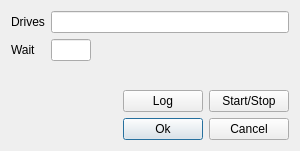
The window that assets/ui/settings_dialog.ui (joaonc/hd_active) describes before a commit, drawn with Qt 5.
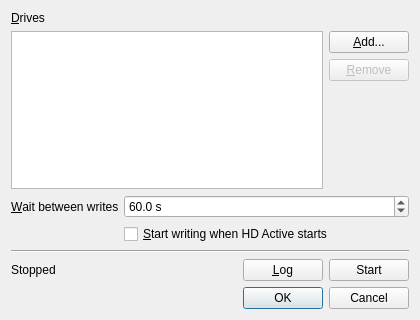
The same window after the commit. Icons and pictures are not drawn.

Diff of the .ui file:
```diff
--- a/assets/ui/settings_dialog.ui
+++ b/assets/ui/settings_dialog.ui
@@ -6,22 +6,10 @@
    <rect>
     <x>0</x>
     <y>0</y>
-    <width>300</width>
-    <height>151</height>
+    <width>420</width>
+    <height>320</height>
    </rect>
   </property>
-  <property name="minimumSize">
-   <size>
-    <width>300</width>
-    <height>150</height>
-   </size>
-  </property>
-  <property name="maximumSize">
-   <size>
-    <width>800</width>
-    <height>300</height>
-   </size>
-  </property>
   <property name="windowTitle">
    <string>HD Active</string>
   </property>
@@ -31,62 +19,118 @@
   </property>
   <layout class="QVBoxLayout" name="verticalLayout">
    <item>
-    <layout class="QGridLayout" name="gridLayout">
-     <property name="sizeConstraint">
-      <enum>QLayout::SizeConstraint::SetDefaultConstraint</enum>
+    <widget class="QLabel" name="drives_label">
+     <property name="text">
+      <string>&amp;Drives</string>
      </property>
+     <property name="buddy">
+      <cstring>drives_list</cstring>
+     </property>
+    </widget>
+   </item>
+   <item>
+    <layout class="QHBoxLayout" name="drives_layout">
+     <item>
+      <widget class="QListWidget" name="drives_list">
+       <property name="selectionMode">
+        <enum>QAbstractItemView::SelectionMode::ExtendedSelection</enum>
+       </property>
+      </widget>
+     </item>
+     <item>
+      <layout class="QVBoxLayout" name="drives_buttons_layout">
+       <item>
+        <widget class="QPushButton" name="add_drive_button">
+         <property name="text">
+          <string>&amp;Add...</string>
+         </property>
+        </widget>
+       </item>
+       <item>
+        <widget class="QPushButton" name="remove_drive_button">
+         <property name="enabled">
+          <bool>false</bool>
+         </property>
+         <property name="text">
+          <string>&amp;Remove</string>
+         </property>
+        </widget>
+       </item>
+       <item>
+        <spacer name="drives_buttons_spacer">
+         <property name="orientation">
+          <enum>Qt::Orientation::Vertical</enum>
+         </property>
+         <property name="sizeHint" stdset="0">
+          <size>
+           <width>20</width>
+           <height>40</height>
+          </size>
+         </property>
+        </spacer>
+       </item>
+      </layout>
+     </item>
+    </layout>
+   </item>
+   <item>
+    <layout class="QFormLayout" name="form_layout">
      <item row="0" column="0">
-      <widget class="QLabel" name="drives_label">
-       <property name="text">
-        <string>Drives</string>
-       </property>
-       <property name="buddy">
-        <cstring>drives_line_edit</cstring>
-       </property>
-      </widget>
-     </item>
-     <item row="0" column="1">
-      <widget class="QLineEdit" name="drives_line_edit"/>
-     </item>
-     <item row="1" column="0">
       <widget class="QLabel" name="wait_label">
        <property name="text">
-        <string>Wait</string>
+        <string>&amp;Wait between writes</string>
        </property>
        <property name="buddy">
-        <cstring>wait_line_edit</cstring>
+        <cstring>wait_spin_box</cstring>
+       </property>
+      </widget>
+     </item>
+     <item row="0" column="1">
+      <widget class="QDoubleSpinBox" name="wait_spin_box">
+       <property name="suffix">
+        <string> s</string>
+       </property>
+       <property name="decimals">
+        <number>1</number>
+       </property>
+       <property name="minimum">
+        <double>0.100000000000000</double>
+       </property>
+       <property name="maximum">
+        <double>86400.000000000000000</double>
+       </property>
+       <property name="value">
+        <double>60.000000000000000</double>
        </property>
       </widget>
      </item>
      <item row="1" column="1">
-      <widget class="QLineEdit" name="wait_line_edit">
-       <property name="maximumSize">
-        <size>
-         <width>40</width>
-         <height>16777215</height>
-        </size>
+      <widget class="QCheckBox" name="run_on_start_check_box">
+       <property name="text">
+        <string>&amp;Start writing when HD Active starts</string>
        </property>
       </widget>
      </item>
     </layout>
    </item>
    <item>
-    <spacer name="verticalSpacer">
+    <widget class="Line" name="line">
      <property name="orientation">
-      <enum>Qt::Orientation::Vertical</enum>
+      <enum>Qt::Orientation::Horizontal</enum>
      </property>
-     <property name="sizeHint" stdset="0">
-      <size>
-       <width>20</width>
-       <height>40</height>
-      </size>
-     </property>
-    </spacer>
+    </widget>
    </item>
    <item>
     <layout class="QHBoxLayout" name="horizontalLayout_2">
      <item>
-      <spacer name="horizontalSpacer_2">
+      <widget class="QLabel" name="status_label">
+       <property name="text">
+        <string>Stopped</string>
+       </property>
+      </widget>
+     </item>
+     <item>
+      <spacer name="state_spacer">
        <property name="orientation">
         <enum>Qt::Orientation::Horizontal</enum>
        </property>
@@ -101,55 +145,31 @@
      <item>
       <widget class="QPushButton" name="log_button">
        <property name="text">
-        <string>Log</string>
+        <string>&amp;Log</string>
+       </property>
+       <property name="autoDefault">
+        <bool>false</bool>
        </property>
       </widget>
      </item>
      <item>
       <widget class="QPushButton" name="change_state_button">
        <property name="text">
-        <string>Start/Stop</string>
+        <string>Start</string>
+       </property>
+       <property name="autoDefault">
+        <bool>false</bool>
        </property>
       </widget>
      </item>
     </layout>
    </item>
    <item>
-    <layout class="QHBoxLayout" name="horizontalLayout">
-     <item>
-      <spacer name="horizontalSpacer">
-       <property name="orientation">
-        <enum>Qt::Orientation::Horizontal</enum>
-       </property>
-       <property name="sizeHint" stdset="0">
-        <size>
-         <width>40</width>
-         <height>20</height>
-        </size>
-       </property>
-      </spacer>
-     </item>
-     <item>
-      <widget class="QPushButton" name="ok_button">
-       <property name="text">
-        <string>Ok</string>
-       </property>
-       <property name="default">
-        <bool>true</bool>
-       </property>
-      </widget>
-     </item>
-     <item>
-      <widget class="QPushButton" name="cancel_button">
-       <property name="text">
-        <string>Cancel</string>
-       </property>
-       <property name="default">
-        <bool>false</bool>
-       </property>
-      </widget>
-     </item>
-    </layout>
+    <widget class="QDialogButtonBox" name="button_box">
+     <property name="standardButtons">
+      <set>QDialogButtonBox::StandardButton::Cancel|QDialogButtonBox::StandardButton::Ok</set>
+     </property>
+    </widget>
    </item>
   </layout>
  </widget>
```
Left out of the diff: 28 changed lines with no effect on the pictures.
